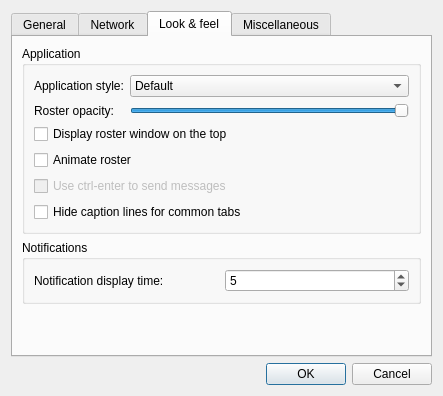
Qt form ui/settingswindow.ui (WST/acid-pc) before a commit.
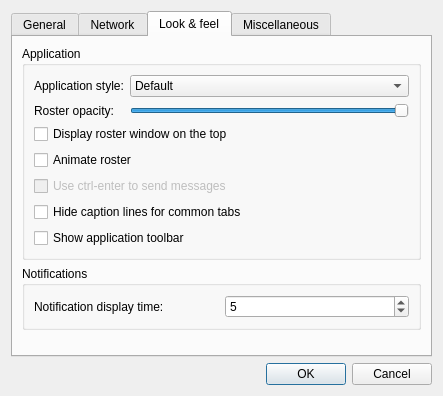
The same form after that commit. The open tabs and pages were chosen to show the change. Icons and pictures are not drawn.

The edit to the form file:
```diff
--- a/ui/settingswindow.ui
+++ b/ui/settingswindow.ui
@@ -420,6 +420,13 @@
             </property>
            </widget>
           </item>
+          <item>
+           <widget class="QCheckBox" name="show_toolbar">
+            <property name="text">
+             <string>Show application toolbar</string>
+            </property>
+           </widget>
+          </item>
          </layout>
         </widget>
        </item>
```
